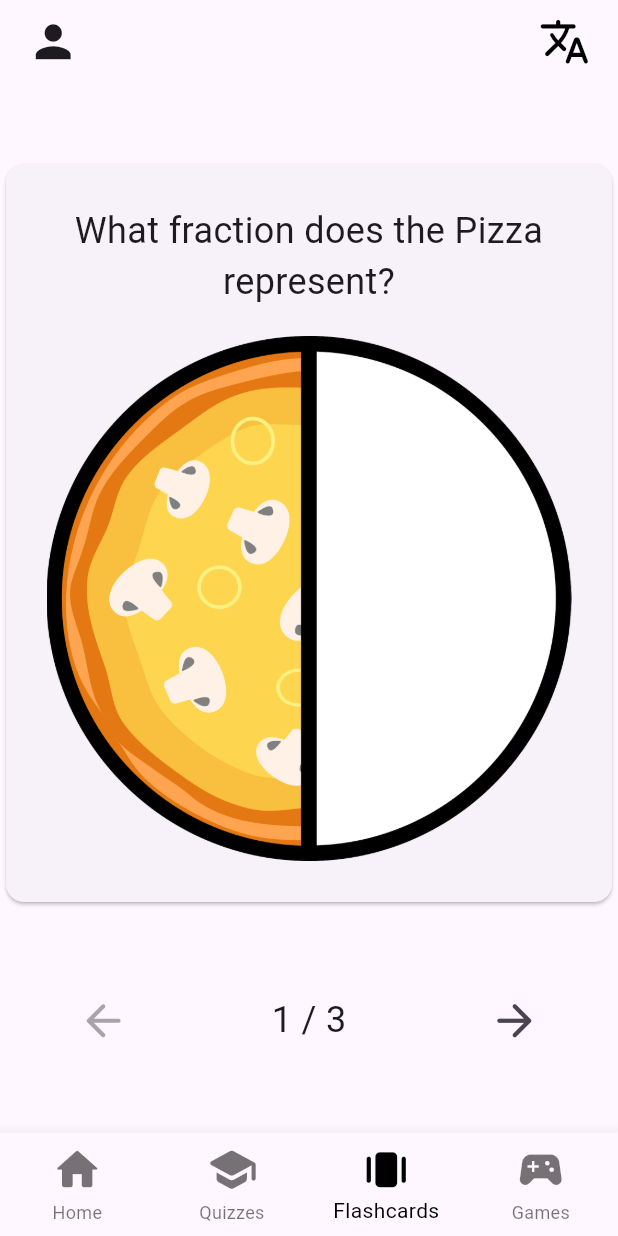
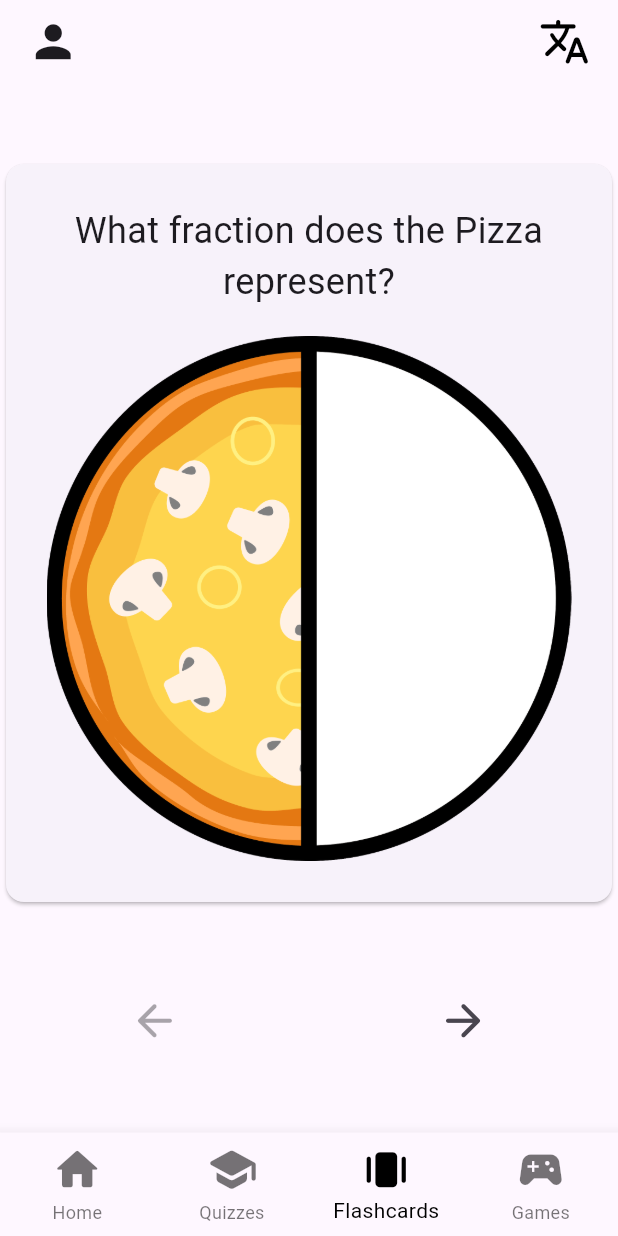
Before and after one commit to FIH-Fractions/bilingual_fractions_flutter_app, a Flutter app: the screen it shows after launch, item 3 of the bottom bar chosen, on a phone screen of 412 x 824 dp. Run offline on Flutter 3.47's test engine with Material 3 defaults, Android fonts, the phone set to English and light mode, and no system bars; drawn by our look-alikes of flip_card; our stand-ins replace flutter_tts, table_calendar.

Commit message:
Revert "minor fixes"
This reverts commit 9153c6f91deb348862ee54d22d8426dc904f9cc6.

```diff
--- a/lib/flashcard/flashcard_mainview.dart
+++ b/lib/flashcard/flashcard_mainview.dart
@@ -95,10 +95,6 @@ class _flashcardState extends State<flashcard> {
                 mainAxisAlignment: MainAxisAlignment.spaceAround,
                 children: [
                   IconButton(onPressed: _currentIndex > 0 ? showPreviousCard : null, icon: Icon(Icons.arrow_back_rounded, size: 35,)),
-                  Text(
-                    '${_currentIndex + 1} / ${_flashcards.length}', // Display current index + 1 and total count
-                    style: TextStyle(fontSize: 24),
-                  ),
                   IconButton(onPressed: _currentIndex < _flashcards.length - 1 ? showNextCard : null, icon: Icon(Icons.arrow_forward_rounded, size: 35,)),
                 ],
               )
```
Also changed, not shown: 1 other file.
